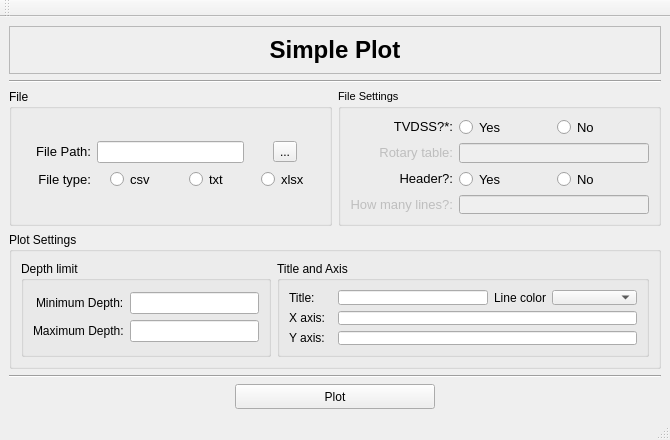
Above: src/main/python/interface/design/plot.ui from albano-a/GradPress before the change. Below: the same form after it.
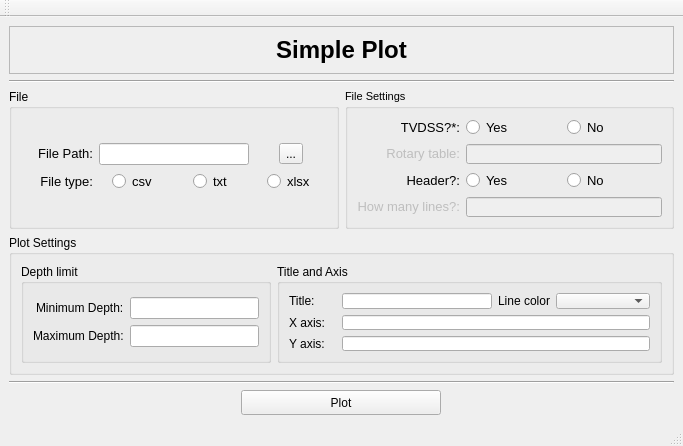
That is the form after the change. Icons and pictures are not drawn.

```diff
--- a/src/main/python/interface/design/plot.ui
+++ b/src/main/python/interface/design/plot.ui
@@ -6,8 +6,8 @@
    <rect>
     <x>0</x>
     <y>0</y>
-    <width>670</width>
-    <height>440</height>
+    <width>683</width>
+    <height>446</height>
    </rect>
   </property>
   <property name="minimumSize">
```
